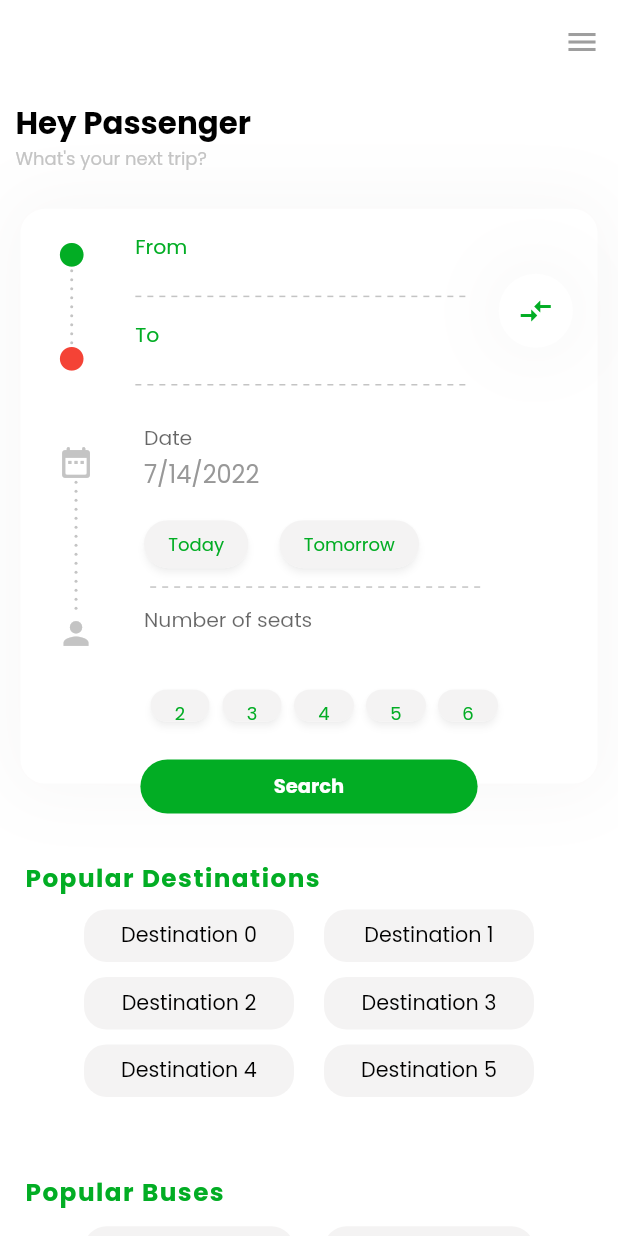
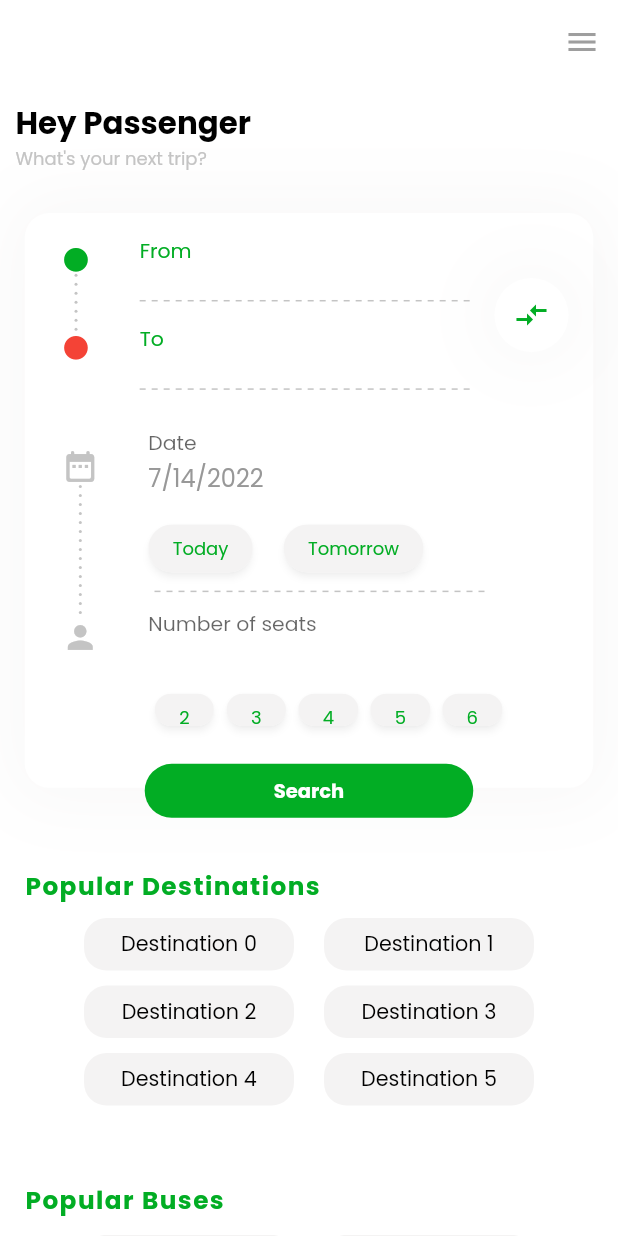
Before and after one commit to sadiksha1000/YAATRA_CLIENT, a Flutter app: the PassengerHomeScreen screen opened by its route, on a phone screen of 412 x 824 dp. Run offline on Flutter 3.47's test engine with Material 2 defaults, Android fonts, the phone set to English and light mode, and no system bars; drawn by our look-alikes of dotted_line; our stand-ins replace bloc, dartz, dotted_border, equatable, flutter_bloc, flutter_svg and 6 more; missing offline and left inert: data_connection_checker_nulls.

Commit message:
Latests changes

```diff
--- a/lib/core/server/server.dart
+++ b/lib/core/server/server.dart
@@ -1,2 +1,3 @@
-const String serverUrl = 'http://10.0.2.2:3001';
+// const String serverUrl = 'http://10.0.2.2:3001';
+const String serverUrl = 'http://172.26.0.38:3001';
 // const String serverUrl = 'http://10.1.10.73:3001';
--- a/lib/features/ticket/fetch_ticket/domain/entities/booking.dart
+++ b/lib/features/ticket/fetch_ticket/domain/entities/booking.dart
@@ -55,7 +55,7 @@ class Booking extends Equatable {
   Map<String, dynamic> toMap() {
     return {
       '_id': id,
-      'tripId': tripId,
+      'tripId': tripId.toMap(),
       'userId': userId.toMap(),
       'name': name,
       'phone': phone,
--- a/lib/features/trips/presentation/screen/passenger_homescreen.dart
+++ b/lib/features/trips/presentation/screen/passenger_homescreen.dart
@@ -73,8 +73,9 @@ class _PassengerHomeScreenState extends State<PassengerHomeScreen> {
   @override
   void initState() {
     super.initState();
-    popDestinations = List.generate(
-        20, (index) => {"id": index, "name": "Destination $index"}).toList();
+    popDestinations =
+        List.generate(6, (index) => {"id": index, "name": "Destination $index"})
+            .toList();
 
     popBuses =
         List.generate(10, (index) => {"id": index, "name": "Buses $index"})
@@ -132,7 +133,7 @@ class _PassengerHomeScreenState extends State<PassengerHomeScreen> {
                   introHeader: "Hey Passenger",
                   introDesc: "What's your next trip?"),
               Padding(
-                padding: EdgeInsets.all(size(context).height * 0.0165),
+                padding: EdgeInsets.all(size(context).height * 0.02),
                 child: Container(
                     height: size(context).height * 0.465,
                     decoration: Constants.cardDecoration(context),
@@ -163,7 +164,7 @@ class _PassengerHomeScreenState extends State<PassengerHomeScreen> {
                                           ),
                                           DottedLine(
                                             direction: Axis.vertical,
-                                            lineLength: 50,
+                                            lineLength: 40,
                                             dashRadius: 50,
                                             dashLength: 2,
                                             lineThickness: 2,
```
